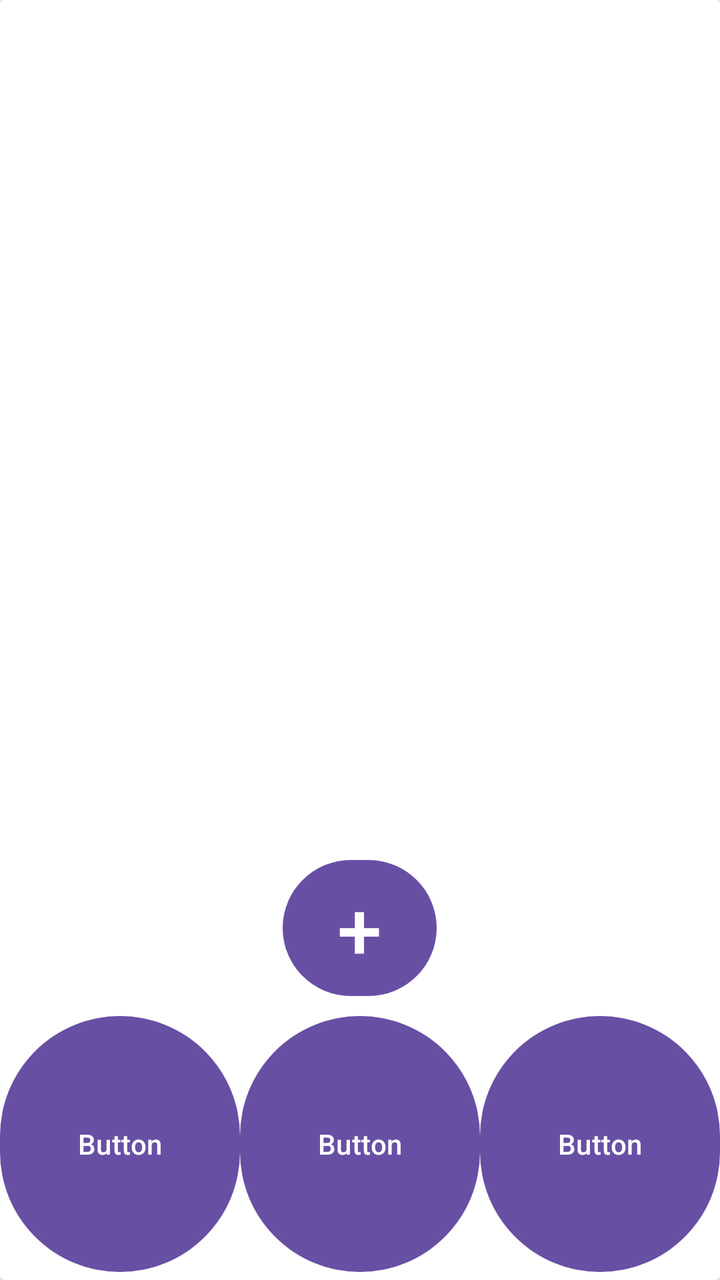
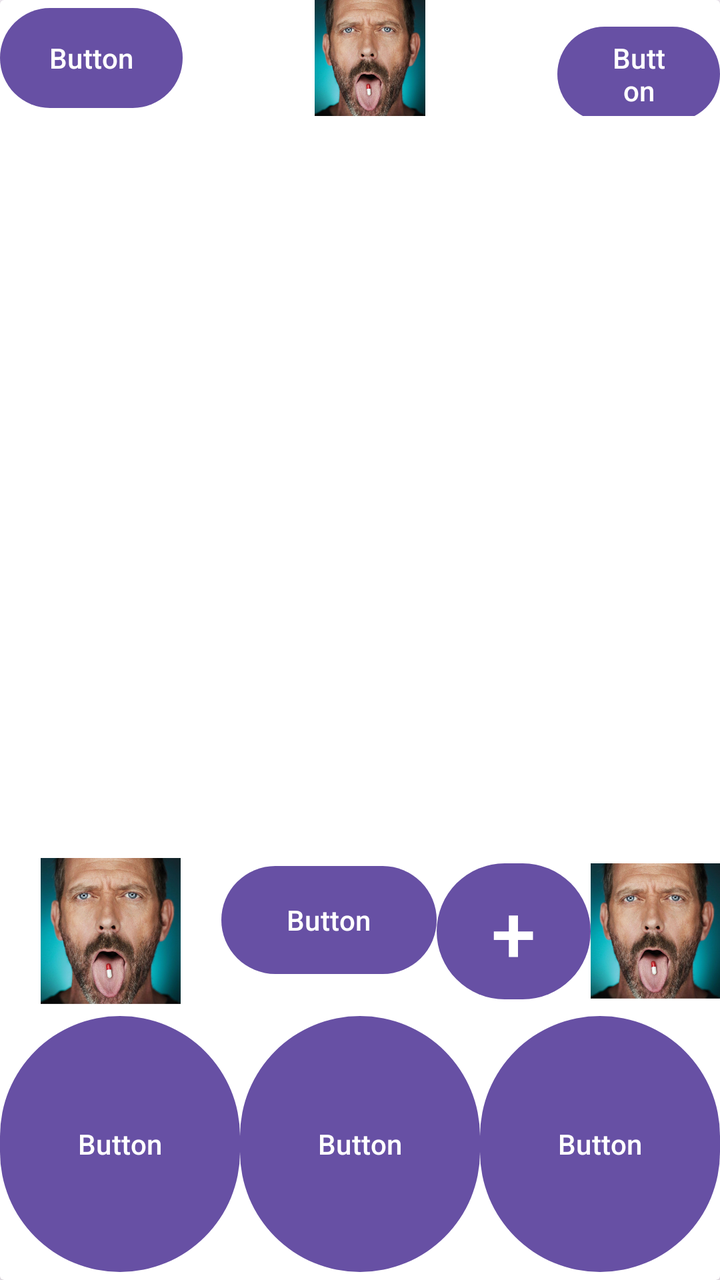

Two renders of the same Android screen: before a commit and after it. Below are the layout's source before the change and the commit's diff.
<!-- AndroidManifest.xml: application theme Theme.BeeBudgetingLimited -->
<!-- res/layout/activity_analytics.xml -->
<?xml version="1.0" encoding="utf-8"?>
<androidx.drawerlayout.widget.DrawerLayout xmlns:android="http://schemas.android.com/apk/res/android"
    xmlns:app="http://schemas.android.com/apk/res-auto"
    xmlns:tools="http://schemas.android.com/tools"
    android:id="@+id/main"
    android:layout_width="match_parent"
    android:layout_height="match_parent"
    tools:context=".Analytics">
    <androidx.cardview.widget.CardView
        android:layout_width="match_parent"
        android:layout_height="wrap_content">

        <LinearLayout
            android:layout_width="match_parent"
            android:layout_height="519dp"
            android:orientation="vertical" >

        </LinearLayout>

        <LinearLayout
            android:layout_width="match_parent"
            android:layout_height="213dp"
            android:layout_gravity="bottom"
            android:layout_weight="1"
            android:gravity="bottom"
            android:orientation="vertical">

            <Button
                android:id="@+id/Addbtn"
                android:layout_width="77dp"
                android:layout_height="76dp"
                android:layout_gravity="center"
                android:text="+"
                android:textSize="40dp"
                app:iconSize="50dp" />

            <LinearLayout
                android:layout_width="match_parent"
                android:layout_height="138dp"
                android:layout_gravity="bottom"
                android:gravity="bottom"
                android:orientation="horizontal">

                <Button
                    android:id="@+id/HomeButton"
                    android:layout_width="100dp"
                    android:layout_height="136dp"
                    android:layout_weight="1"
                    android:text="Button" />

                <Button
                    android:id="@+id/Barrybtn"
                    android:layout_width="100dp"
                    android:layout_height="136dp"
                    android:layout_weight="1"
                    android:text="Button" />

                <Button
                    android:id="@+id/Analycticsbtn"
                    android:layout_width="100dp"
                    android:layout_height="136dp"
                    android:layout_weight="1"
                    android:text="Button" />

            </LinearLayout>
        </LinearLayout>

    </androidx.cardview.widget.CardView>
</androidx.drawerlayout.widget.DrawerLayout>
<!-- resources referenced by this layout -->
<resources>
  <style name="Theme.BeeBudgetingLimited" parent="Base.Theme.BeeBudgetingLimited" />
  <style name="Base.Theme.BeeBudgetingLimited" parent="Theme.Material3.DayNight.NoActionBar">
          
          
      </style>
</resources>

<!-- the commit's change to res/layout/activity_analytics.xml (unified diff, before → after) -->
@@ -13,7 +13,39 @@
         <LinearLayout
             android:layout_width="match_parent"
             android:layout_height="519dp"
-            android:orientation="vertical" >
+            android:layout_gravity="top"
+            android:foregroundGravity="top"
+            android:gravity="bottom|top"
+            android:orientation="vertical">
+
+            <LinearLayout
+                android:layout_width="match_parent"
+                android:layout_height="58dp"
+                android:layout_gravity="top"
+                android:foregroundGravity="top"
+                android:orientation="horizontal">
+
+                <Button
+                    android:id="@+id/button"
+                    android:layout_width="270dp"
+                    android:layout_height="match_parent"
+                    android:layout_weight="1"
+                    android:text="Button" />
+
+                <ImageView
+                    android:id="@+id/imageView3"
+                    android:layout_width="366dp"
+                    android:layout_height="wrap_content"
+                    android:layout_weight="1"
+                    app:srcCompat="@drawable/house" />
+
+                <Button
+                    android:id="@+id/button2"
+                    android:layout_width="260dp"
+                    android:layout_height="wrap_content"
+                    android:layout_weight="1"
+                    android:text="Button" />
+            </LinearLayout>
 
         </LinearLayout>
 
@@ -25,14 +57,42 @@
             android:gravity="bottom"
             android:orientation="vertical">
 
-            <Button
-                android:id="@+id/Addbtn"
-                android:layout_width="77dp"
-                android:layout_height="76dp"
-                android:layout_gravity="center"
-                android:text="+"
-                android:textSize="40dp"
-                app:iconSize="50dp" />
+            <LinearLayout
+                android:layout_width="match_parent"
+                android:layout_height="73dp"
+                android:orientation="horizontal">
+
+                <ImageView
+                    android:id="@+id/imageView4"
+                    android:layout_width="146dp"
+                    android:layout_height="wrap_content"
+                    android:layout_weight="1"
+                    app:srcCompat="@drawable/house" />
+
+                <Button
+                    android:id="@+id/button3"
+                    android:layout_width="143dp"
+                    android:layout_height="62dp"
+                    android:layout_weight="1"
+                    android:text="Button" />
+
+                <Button
+                    android:id="@+id/Addbtn"
+                    android:layout_width="77dp"
+                    android:layout_height="76dp"
+                    android:layout_gravity="center"
+                    android:text="+"
+                    android:textSize="40dp"
+                    app:iconSize="50dp" />
+
+                <ImageView
+                    android:id="@+id/imageView5"
+                    android:layout_width="100dp"
+                    android:layout_height="wrap_content"
+                    android:layout_weight="1"
+                    app:srcCompat="@drawable/house" />
+
+            </LinearLayout>
 
             <LinearLayout
                 android:layout_width="match_parent"
<!-- resource entries referenced after the edit -->
@@ -1,5 +1,6 @@
 <!-- resources referenced by this layout -->
 <resources>
+  <!-- drawable house: png bitmap (drawable, 413934 bytes) -->
   <style name="Theme.BeeBudgetingLimited" parent="Base.Theme.BeeBudgetingLimited" />
   <style name="Base.Theme.BeeBudgetingLimited" parent="Theme.Material3.DayNight.NoActionBar">
           
